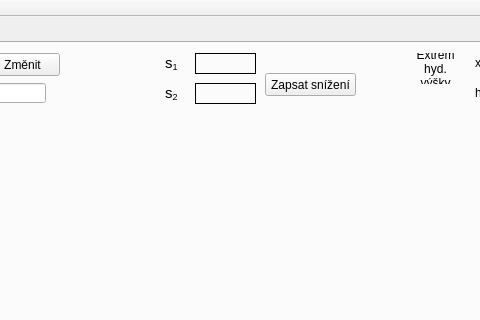
First picture: the form in mainwindow.ui, repository durhan/Program, before the edit; both pictures show x 547 to 1027 and y 0 to 320 of the 1221 by 774 pixel window.
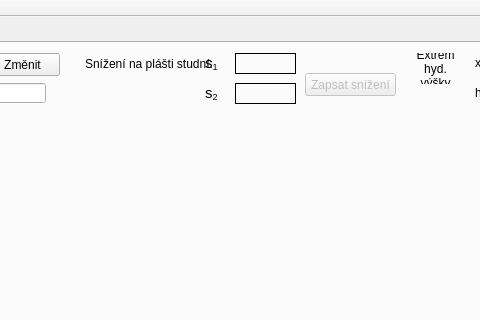
Second picture: the form after the edit. The open tabs and pages were chosen to show the change.

Commit message:
Letni Ctyri Zmeny II
stava se nam z toho telenovela

Diff of the .ui file:
```diff
--- a/mainwindow.ui
+++ b/mainwindow.ui
@@ -1029,7 +1029,7 @@
      <widget class="QLabel" name="label_43">
       <property name="geometry">
        <rect>
-        <x>740</x>
+        <x>780</x>
         <y>10</y>
         <width>61</width>
         <height>21</height>
@@ -1045,7 +1045,7 @@
      <widget class="QLabel" name="label_52">
       <property name="geometry">
        <rect>
-        <x>740</x>
+        <x>780</x>
         <y>40</y>
         <width>61</width>
         <height>21</height>
@@ -1059,9 +1059,12 @@
       </property>
      </widget>
      <widget class="QPushButton" name="pushButton_2">
+      <property name="enabled">
+       <bool>false</bool>
+      </property>
       <property name="geometry">
        <rect>
-        <x>810</x>
+        <x>850</x>
         <y>30</y>
         <width>91</width>
         <height>23</height>
@@ -1077,7 +1080,7 @@
      <widget class="QLabel" name="label_53">
       <property name="geometry">
        <rect>
-        <x>710</x>
+        <x>750</x>
         <y>10</y>
         <width>21</width>
         <height>21</height>
@@ -1096,7 +1099,7 @@
      <widget class="QLabel" name="label_54">
       <property name="geometry">
        <rect>
-        <x>710</x>
+        <x>750</x>
         <y>40</y>
         <width>16</width>
         <height>21</height>
@@ -1196,6 +1199,19 @@
        <bool>true</bool>
       </property>
      </widget>
+     <widget class="QLabel" name="label_68">
+      <property name="geometry">
+       <rect>
+        <x>630</x>
+        <y>10</y>
+        <width>131</width>
+        <height>21</height>
+       </rect>
+      </property>
+      <property name="text">
+       <string>Snížení na plášti studní:</string>
+      </property>
+     </widget>
     </widget>
     <widget class="QWidget" name="tab_6">
      <attribute name="title">
```
Left out of the diff: 4 changed lines with no effect on the pictures. The commit also changes 1 other file.
